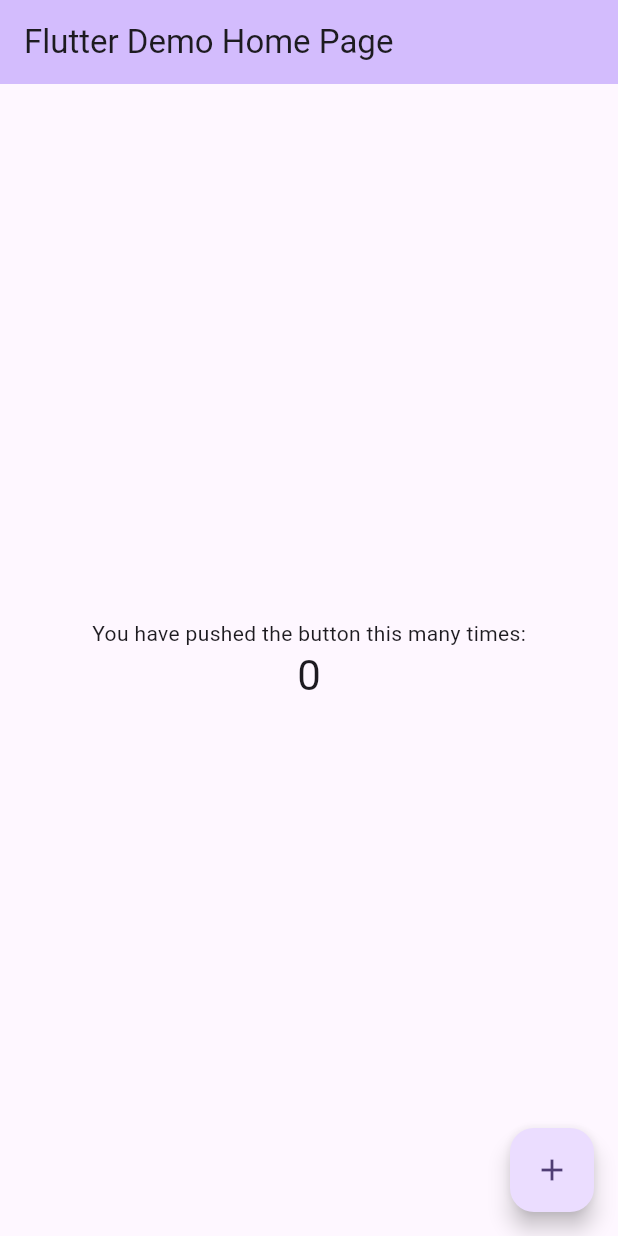
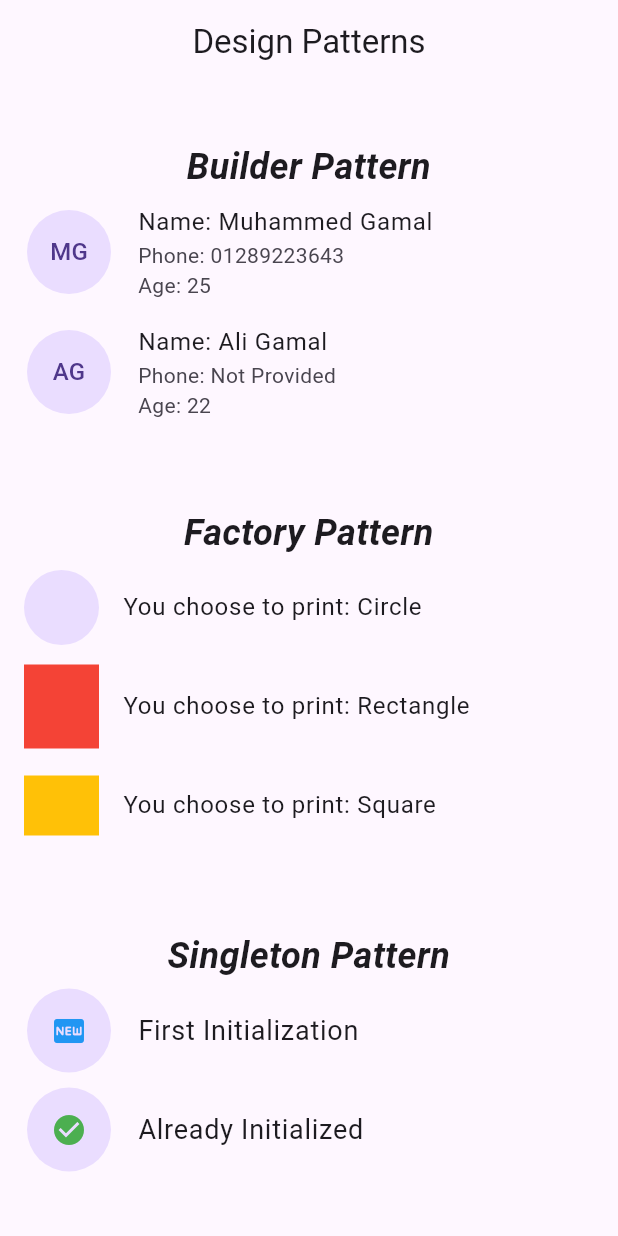
Before and after one commit to devJimmy990/demo-app, a Flutter app: the screen it shows after launch, on a phone screen of 412 x 824 dp. Run offline on Flutter 3.47's test engine with Material 3 defaults, Android fonts, the phone set to English and light mode, and no system bars.

Commit message:
feat: apply creational patterns

```diff
--- /dev/null
+++ b/lib/core/extension.dart
@@ -0,0 +1,6 @@
+import "package:demo_app/model/builder/user.dart";
+
+extension UserExtension on User {
+  String castUserNameAbb() =>
+      "${firstName[0].toUpperCase()}${lastName[0].toUpperCase()}";
+}
--- a/lib/main.dart
+++ b/lib/main.dart
@@ -1,4 +1,5 @@
 import 'package:flutter/material.dart';
+import 'package:demo_app/presentation/home.dart';
 
 void main() {
   runApp(const MyApp());
@@ -7,119 +8,11 @@ void main() {
 class MyApp extends StatelessWidget {
   const MyApp({super.key});
 
-  // This widget is the root of your application.
   @override
   Widget build(BuildContext context) {
-    return MaterialApp(
-      title: 'Flutter Demo',
-      theme: ThemeData(
-        // This is the theme of your application.
-        //
-        // TRY THIS: Try running your application with "flutter run". You'll see
-        // the application has a purple toolbar. Then, without quitting the app,
-        // try changing the seedColor in the colorScheme below to Colors.green
-        // and then invoke "hot reload" (save your changes or press the "hot
-        // reload" button in a Flutter-supported IDE, or press "r" if you used
-        // the command line to start the app).
-        //
-        // Notice that the counter didn't reset back to zero; the application
-        // state is not lost during the reload. To reset the state, use hot
-        // restart instead.
-        //
-        // This works for code too, not just values: Most code changes can be
-        // tested with just a hot reload.
-        colorScheme: ColorScheme.fromSeed(seedColor: Colors.deepPurple),
-        useMaterial3: true,
-      ),
-      home: const MyHomePage(title: 'Flutter Demo Home Page'),
+    return const MaterialApp(
+      debugShowCheckedModeBanner: false,
+      home: HomeScreen(),
     );
   }
 }
-
-class MyHomePage extends StatefulWidget {
-  const MyHomePage({super.key, required this.title});
-
-  // This widget is the home page of your application. It is stateful, meaning
-  // that it has a State object (defined below) that contains fields that affect
-  // how it looks.
-
-  // This class is the configuration for the state. It holds the values (in this
-  // case the title) provided by the parent (in this case the App widget) and
-  // used by the build method of the State. Fields in a Widget subclass are
-  // always marked "final".
-
-  final String title;
-
-  @override
-  State<MyHomePage> createState() => _MyHomePageState();
-}
-
-class _MyHomePageState extends State<MyHomePage> {
-  int _counter = 0;
-
-  void _incrementCounter() {
-    setState(() {
-      // This call to setState tells the Flutter framework that something has
-      // changed in this State, which causes it to rerun the build method below
-      // so that the display can reflect the updated values. If we changed
-      // _counter without calling setState(), then the build method would not be
-      // called again, and so nothing would appear to happen.
-      _counter++;
-    });
-  }
-
-  @override
-  Widget build(BuildContext context) {
-    // This method is rerun every time setState is called, for instance as done
-    // by the _incrementCounter method above.
-    //
-    // The Flutter framework has been optimized to make rerunning build methods
-    // fast, so that you can just rebuild anything that needs updating rather
-    // than having to individually change instances of widgets.
-    return Scaffold(
-      appBar: AppBar(
-        // TRY THIS: Try changing the color here to a specific color (to
-        // Colors.amber, perhaps?) and trigger a hot reload to see the AppBar
-        // change color while the other colors stay the same.
-        backgroundColor: Theme.of(context).colorScheme.inversePrimary,
-        // Here we take the value from the MyHomePage object that was created by
-        // the App.build method, and use it to set our appbar title.
-        title: Text(widget.title),
-      ),
-      body: Center(
-        // Center is a layout widget. It takes a single child and positions it
-        // in the middle of the parent.
-        child: Column(
-          // Column is also a layout widget. It takes a list of children and
-          // arranges them vertically. By default, it sizes itself to fit its
-          // children horizontally, and tries to be as tall as its parent.
-          //
-          // Column has various properties to control how it sizes itself and
-          // how it positions its children. Here we use mainAxisAlignment to
-          // center the children vertically; the main axis here is the vertical
-          // axis because Columns are vertical (the cross axis would be
-          // horizontal).
-          //
-          // TRY THIS: Invoke "debug painting" (choose the "Toggle Debug Paint"
-          // action in the IDE, or press "p" in the console), to see the
-          // wireframe for each widget.
-          mainAxisAlignment: MainAxisAlignment.center,
-          children: <Widget>[
-            const Text(
-              'You have pushed the button this many times:',
-            ),
-            Text(
-              '$_counter',
-              style: Theme.of(context).textTheme.headlineMedium,
-            ),
-          ],
-        ),
-      ),
-      floatingActionButton: FloatingActionButton(
-        onPressed: _incrementCounter,
-        tooltip: 'Increment',
-        child: const Icon(Icons.add),
-      ), // This trailing comma makes auto-formatting nicer for build methods.
-    );
-  }
-}
--- /dev/null
+++ b/lib/model/builder/user.dart
@@ -0,0 +1,18 @@
+class User {
+  final String firstName;
+  final String lastName;
+  final int? age;
+  final String? phone;
+
+  User({
+    required this.firstName,
+    required this.lastName,
+    this.age,
+    this.phone,
+  });
+
+  @override
+  String toString() {
+    return 'User(firstName: $firstName, lastName: $lastName, age: $age, phone: $phone)';
+  }
+}
--- /dev/null
+++ b/lib/model/builder/user_builder.dart
@@ -0,0 +1,40 @@
+import 'package:demo_app/model/builder/user.dart';
+
+class UserBuilder {
+  String? _firstName;
+  String? _lastName;
+  int? _age;
+  String? _phone;
+
+  UserBuilder setFirstName(String firstName) {
+    _firstName = firstName;
+    return this;
+  }
+
+  UserBuilder setLastName(String lastName) {
+    _lastName = lastName;
+    return this;
+  }
+
+  UserBuilder setAge(int age) {
+    _age = age;
+    return this;
+  }
+
+  UserBuilder setPhone(String phone) {
+    _phone = phone;
+    return this;
+  }
+
+  User build() {
+    if (_firstName == null || _lastName == null) {
+      throw Exception('First name and last name are required');
+    }
+    return User(
+      age: _age,
+      phone: _phone,
+      lastName: _lastName!,
+      firstName: _firstName!,
+    );
+  }
+}
--- /dev/null
+++ b/lib/model/factory/shape.dart
@@ -0,0 +1,18 @@
+sealed class Shape {
+  String revealMe();
+}
+
+class Circle implements Shape {
+  @override
+  String revealMe() => "Circle";
+}
+
+class Rectangle implements Shape {
+  @override
+  String revealMe() => "Rectangle";
+}
+
+class Square implements Shape {
+  @override
+  String revealMe() => "Square";
+}
--- /dev/null
+++ b/lib/model/factory/shape_factory.dart
@@ -0,0 +1,16 @@
+import 'package:demo_app/model/factory/shape.dart';
+
+enum ShapeFactoryType { circle, rectangle, square }
+
+class ShapeFactory {
+  Shape getShape(ShapeFactoryType shapeType) {
+    switch (shapeType) {
+      case ShapeFactoryType.circle:
+        return Circle();
+      case ShapeFactoryType.rectangle:
+        return Rectangle();
+      case ShapeFactoryType.square:
+        return Square();
+    }
+  }
+}
--- /dev/null
+++ b/lib/model/singleton/singleton.dart
@@ -0,0 +1,22 @@
+class Singleton {
+  static Singleton? _instance;
+  static bool _firstInitialization = false;
+
+  Singleton._() {
+    _firstInitialization = true;
+  }
+
+  factory Singleton() {
+    if (_instance == null) {
+      _instance = Singleton._();
+      print("Object created");
+    } else {
+      print("Object already created");
+      _firstInitialization = false;
+    }
+    print("Is already initialized?: $_firstInitialization");
+    return _instance!;
+  }
+
+  bool get isFirstInitialization => _firstInitialization;
+}
--- /dev/null
+++ b/lib/presentation/builder.dart
@@ -0,0 +1,52 @@
+import 'package:demo_app/presentation/widgets/header.dart';
+import 'package:flutter/material.dart';
+import 'package:demo_app/core/extension.dart';
+import 'package:demo_app/model/builder/user.dart';
+import 'package:demo_app/model/builder/user_builder.dart';
+
+class BuilderScreen extends StatelessWidget {
+  const BuilderScreen({super.key});
+
+  @override
+  Widget build(BuildContext context) {
+    User user = UserBuilder()
+        .setFirstName('Muhammed')
+        .setPhone("01289223643")
+        .setLastName('Gamal')
+        .setAge(25)
+        .build();
+
+    User user2 = UserBuilder()
+        .setLastName('Gamal')
+        .setFirstName('Ali')
+        .setAge(22)
+        .build();
+
+    return Column(
+      mainAxisSize: MainAxisSize.min,
+      crossAxisAlignment: CrossAxisAlignment.stretch,
+      children: [
+        buildText("Builder Pattern"),
+        _buildUserCard(user),
+        _buildUserCard(user2),
+      ],
+    );
+  }
+}
+
+Widget _buildUserCard(User user) {
+  return ListTile(
+    leading: CircleAvatar(
+      radius: 30,
+      child: Text(user.castUserNameAbb()),
+    ),
+    title: Text("Name: ${user.firstName} ${user.lastName}"),
+    subtitle: Column(
+      crossAxisAlignment: CrossAxisAlignment.start,
+      children: [
+        Text("Phone: ${user.phone ?? "Not Provided"}"),
+        Text("Age: ${user.age}"),
+      ],
+    ),
+  );
+}
--- /dev/null
+++ b/lib/presentation/factory.dart
@@ -0,0 +1,64 @@
+import 'package:demo_app/presentation/widgets/header.dart';
+import 'package:flutter/material.dart';
+import 'package:demo_app/model/factory/shape.dart';
+import 'package:demo_app/model/factory/shape_factory.dart';
+
+class FactoryScreen extends StatelessWidget {
+  const FactoryScreen({super.key});
+
+  @override
+  Widget build(BuildContext context) {
+    ShapeFactory shapeFactory = ShapeFactory();
+
+    Shape circle = shapeFactory.getShape(ShapeFactoryType.circle);
+    circle.revealMe();
+
+    Shape rectangle = shapeFactory.getShape(ShapeFactoryType.rectangle);
+    rectangle.revealMe();
+
+    Shape square = shapeFactory.getShape(ShapeFactoryType.square);
+    square.revealMe();
+
+    return Column(
+      mainAxisSize: MainAxisSize.min,
+      crossAxisAlignment: CrossAxisAlignment.stretch,
+      children: [
+        buildText("Factory Pattern"),
+        _buildShapeCard(circle),
+        _buildShapeCard(rectangle),
+        _buildShapeCard(square),
+      ],
+    );
+  }
+}
+
+Widget _buildShapeCard(Shape shape) {
+  return Padding(
+    padding: const EdgeInsets.symmetric(vertical: 5.0),
+    child: ListTile(
+      leading: SizedBox(
+        width: 50,
+        child: shape is Circle
+            ? _buildCircleShape()
+            : shape is Rectangle
+                ? _buildRectangleShape()
+                : _buildSquareShape(),
+      ),
+      title: Text("You choose to print: ${shape.revealMe()}"),
+    ),
+  );
+}
+
+Widget _buildCircleShape() => CircleAvatar(
+      radius: 30,
+    );
+Widget _buildSquareShape() => Container(
+      width: 40,
+      height: 40,
+      color: Colors.amber,
+    );
+Widget _buildRectangleShape() => Container(
+      width: 40,
+      height: 80,
+      color: Colors.red,
+    );
--- /dev/null
+++ b/lib/presentation/home.dart
@@ -0,0 +1,27 @@
+import 'package:demo_app/presentation/builder.dart';
+import 'package:demo_app/presentation/factory.dart';
+import 'package:demo_app/presentation/singleton.dart';
+import 'package:flutter/material.dart';
+
+class HomeScreen extends StatelessWidget {
+  const HomeScreen({super.key});
+
+  @override
+  Widget build(BuildContext context) {
+    return Scaffold(
+        appBar: AppBar(
+          title: const Text('Design Patterns'),
+          centerTitle: true,
+        ),
+        body: Column(
+          spacing: 50,
+          mainAxisAlignment: MainAxisAlignment.center,
+          crossAxisAlignment: CrossAxisAlignment.stretch,
+          children: [
+            BuilderScreen(),
+            FactoryScreen(),
+            SingletonScreen(),
+          ],
+        ));
+  }
+}
--- /dev/null
+++ b/lib/presentation/singleton.dart
@@ -0,0 +1,41 @@
+import 'package:demo_app/presentation/widgets/header.dart';
+import 'package:flutter/material.dart';
+import 'package:demo_app/model/singleton/singleton.dart';
+
+class SingletonScreen extends StatelessWidget {
+  const SingletonScreen({super.key});
+
+  @override
+  Widget build(BuildContext context) {
+    return Column(
+      mainAxisSize: MainAxisSize.min,
+      crossAxisAlignment: CrossAxisAlignment.stretch,
+      children: [
+        buildText("Singleton Pattern"),
+        _buildSingletonView(),
+        _buildSingletonView(),
+      ],
+    );
+  }
+}
+
+Widget _buildSingletonView() {
+  Singleton singleton = Singleton();
+  final bool isFirst = singleton.isFirstInitialization;
+  return Padding(
+    padding: const EdgeInsets.symmetric(vertical: 5.0),
+    child: ListTile(
+      leading: CircleAvatar(
+        radius: 30,
+        child: Icon(
+          isFirst ? Icons.fiber_new_rounded : Icons.check_circle,
+          color: isFirst ? Colors.blue : Colors.green,
+        ),
+      ),
+      title: Text(
+        isFirst ? "First Initialization" : "Already Initialized",
+        style: const TextStyle(fontSize: 18),
+      ),
+    ),
+  );
+}
--- /dev/null
+++ b/lib/presentation/widgets/header.dart
@@ -0,0 +1,11 @@
+import 'package:flutter/material.dart';
+
+Text buildText(String text) => Text(
+      text,
+      textAlign: TextAlign.center,
+      style: TextStyle(
+        fontSize: 24,
+        fontWeight: FontWeight.bold,
+        fontStyle: FontStyle.italic,
+      ),
+    );
```
Also changed, not shown: 1 other file.
